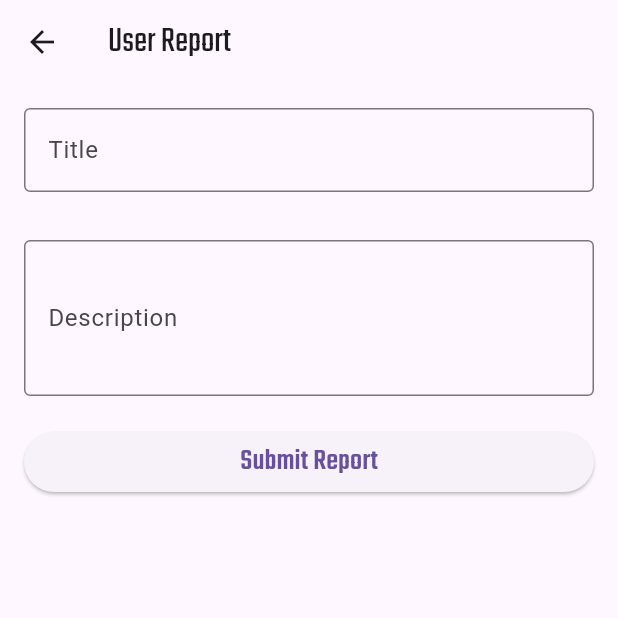
After one commit to FMABrotherhoodX/Weatherly, a Flutter app: the screen it shows after launch, after a tap on the "report problem" icon, on a phone screen of 412 x 824 dp, the top half of it. The commit adds this screen. Run offline on Flutter 3.47's test engine with Material 3 defaults, Android fonts, the phone set to English and light mode, and no system bars; our stand-ins replace flutter_local_notifications, google_fonts, google_maps_flutter.

Commit message:
update and add userreport weathermap
Added user reports so that user can submit a report with a title and description. Updated weather_screen and weathermap due to errors given by dart.

Co-Authored-By: jcaviness1 <109058376+jcaviness1@users.noreply.github.com>

```diff
--- /dev/null
+++ b/weatherly/lib/user_report.dart
@@ -0,0 +1,89 @@
+import 'package:flutter/material.dart';
+import 'package:google_fonts/google_fonts.dart';
+
+class UserReportScreen extends StatefulWidget {
+  final List<Map<String, dynamic>> cities;
+
+  const UserReportScreen({Key? key, required this.cities}) : super(key: key);
+
+  @override
+  _UserReportScreenState createState() => _UserReportScreenState();
+}
+
+class _UserReportScreenState extends State<UserReportScreen> {
+  final TextEditingController _titleController = TextEditingController();
+  final TextEditingController _descriptionController = TextEditingController();
+  final GlobalKey<FormState> _formKey = GlobalKey<FormState>();
+
+  void _submitReport() {
+    if (_formKey.currentState!.validate()) {
+      ScaffoldMessenger.of(context).showSnackBar(
+        const SnackBar(content: Text('Report Submitted Successfully')),
+      );
+
+      _titleController.clear();
+      _descriptionController.clear();
+    }
+  }
+
+  @override
+  Widget build(BuildContext context) {
+    return Scaffold(
+      appBar: AppBar(
+        title: Text(
+          'User Report',
+          style: GoogleFonts.teko(textStyle: const TextStyle(fontSize: 24)),
+        ),
+      ),
+      body: Padding(
+        padding: const EdgeInsets.all(16.0),
+        child: Form(
+          key: _formKey,
+          child: Column(
+            crossAxisAlignment: CrossAxisAlignment.stretch,
+            children: <Widget>[
+              TextFormField(
+                controller: _titleController,
+                decoration: const InputDecoration(
+                  labelText: 'Title',
+                  border: OutlineInputBorder(),
+                ),
+                validator: (value) {
+                  if (value == null || value.isEmpty) {
+                    return 'Please enter a title';
+                  }
+                  return null;
+                },
+              ),
+              const SizedBox(height: 16),
+              const SizedBox(height: 16),
+              TextFormField(
+                controller: _descriptionController,
+                decoration: const InputDecoration(
+                  labelText: 'Description',
+                  border: OutlineInputBorder(),
+                ),
+                maxLines: 3,
+                validator: (value) {
+                  if (value == null || value.isEmpty) {
+                    return 'Please enter a description';
+                  }
+                  return null;
+                },
+              ),
+              const SizedBox(height: 20),
+              ElevatedButton(
+                onPressed: _submitReport,
+                child: Text(
+                  'Submit Report',
+                  style: GoogleFonts.teko(
+                      textStyle: const TextStyle(fontSize: 20)),
+                ),
+              ),
+            ],
+          ),
+        ),
+      ),
+    );
+  }
+}
--- a/weatherly/lib/weather_screen.dart
+++ b/weatherly/lib/weather_screen.dart
@@ -2,6 +2,7 @@ import 'package:google_fonts/google_fonts.dart';
 import 'package:flutter/material.dart';
 import 'package:flutter/gestures.dart';
 import 'package:provider/provider.dart';
+import 'user_report.dart';
 import 'weather_api.dart';
 import 'weathermap.dart';
 
@@ -100,14 +101,13 @@ class _WeatherScreenState extends State<WeatherScreen> {
                 scaffoldBackgroundColor: Colors.purple.shade800,
                 appBarTheme: AppBarTheme(color: Colors.purple.shade700));
       default:
-        return ThemeData.light(); // Default to light theme if unsure
+        return ThemeData.light();
     }
   }
 
   void _toggleTemperatureUnit() {
     setState(() {
       _isCelsius = !_isCelsius;
-      // Reformat weather info with new unit
       if (_lastFetchedData != null) {
         _weatherInfo = _parseForecastData(_lastFetchedData!);
       }
@@ -142,7 +142,7 @@ class _WeatherScreenState extends State<WeatherScreen> {
       DateTime date = DateTime.parse(forecast['dt_txt']);
       String dateKey = '${date.year}-${date.month}-${date.day}';
       double temp = (forecast['main']['temp'] as num)
-          .toDouble(); // Ensure temp is treated as double
+          .toDouble();
       if (!dailyTemperatures.containsKey(dateKey)) {
         dailyTemperatures[dateKey] = [];
       }
@@ -151,7 +151,7 @@ class _WeatherScreenState extends State<WeatherScreen> {
 
     DateTime today = DateTime.now();
     StringBuffer buffer = StringBuffer();
-    for (int i = 0; i < 7; i++) {
+    for (int i = 0; i < 6; i++) {
       DateTime date = today.add(Duration(days: i));
       String dateKey = '${date.year}-${date.month}-${date.day}';
       List<double> temps = dailyTemperatures[dateKey] ?? [];
@@ -161,7 +161,6 @@ class _WeatherScreenState extends State<WeatherScreen> {
         double minTemp = temps.reduce((a, b) => a < b ? a : b);
 
         if (!_isCelsius) {
-          // Convert to Fahrenheit if _isCelsius is false
           avgTemp = _cToF(avgTemp);
           maxTemp = _cToF(maxTemp);
           minTemp = _cToF(minTemp);
@@ -178,7 +177,7 @@ class _WeatherScreenState extends State<WeatherScreen> {
   }
 
   double _cToF(double celsius) {
-    return (celsius * 9 / 5 + 32); // Return as double
+    return (celsius * 9 / 5 + 32);
   }
 
   @override
@@ -241,11 +240,11 @@ class _WeatherScreenState extends State<WeatherScreen> {
                     child: Material(
                       elevation: 4.0,
                       child: SizedBox(
-                        width: 300, // Specify the width of the container
-                        height: 200, // Limit the height of the container
+                        width: 300,
+                        height: 200,
                         child: ListView.builder(
                           padding: const EdgeInsets.all(
-                              0.0), // Remove any inherent padding
+                              0.0),
                           itemCount: options.length,
                           itemBuilder: (BuildContext context, int index) {
                             final Map<String, dynamic> option =
@@ -285,7 +284,7 @@ class _WeatherScreenState extends State<WeatherScreen> {
                           text: 'Click here to toggle temperature unit',
                           style: GoogleFonts.teko(
                             textStyle: const TextStyle(
-                                color: Colors.blue, fontSize: 24),
+                                color: Colors.blue, fontSize: 13),
                           ),
                           recognizer: _temperatureToggleRecognizer,
                         ),
@@ -295,7 +294,7 @@ class _WeatherScreenState extends State<WeatherScreen> {
                         _weatherInfo,
                         style: GoogleFonts.teko(
                           textStyle: const TextStyle(
-                              fontSize: 28, fontWeight: FontWeight.bold),
+                              fontSize: 15, fontWeight: FontWeight.bold),
                         ),
                       ),
                     ],
@@ -329,6 +328,23 @@ class _WeatherScreenState extends State<WeatherScreen> {
                 },
                 tooltip: 'Show Map',
                 child: const Icon(Icons.map),
+              ),
+            ),
+            Positioned(
+              right: 0,
+              bottom: 160,
+              child: FloatingActionButton(
+                onPressed: () {
+                  Navigator.push(
+                    context,
+                    MaterialPageRoute(
+                        builder: (context) => const UserReportScreen(
+                              cities: [],
+                            )),
+                  );
+                },
+                tooltip: 'Report Issue',
+                child: const Icon(Icons.report_problem),
               ),
             ),
           ],
```
Also changed, not shown: weatherly/lib/weathermap.dart (+5 -4 lines).
